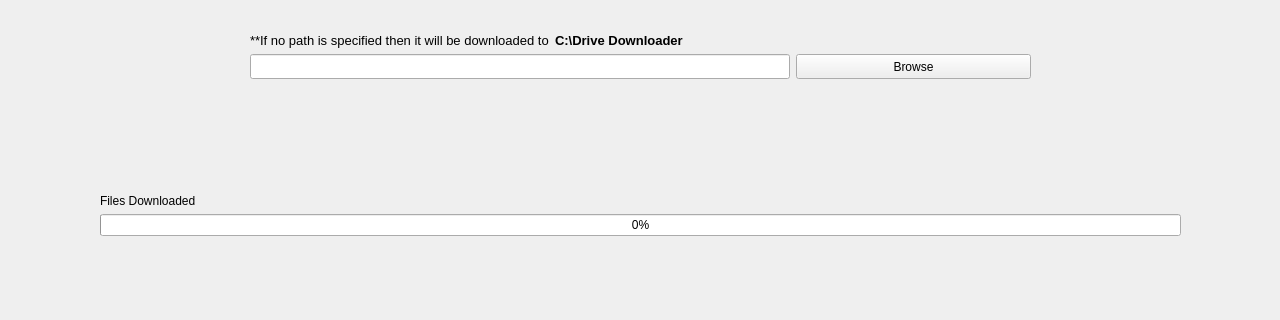
First picture: the form in GUI.ui, repository DanAndresSanchez/Google-Drive-Downloader, before the edit; both pictures show x 0 to 1280 and y 229 to 549 of the 1280 by 720 pixel window.
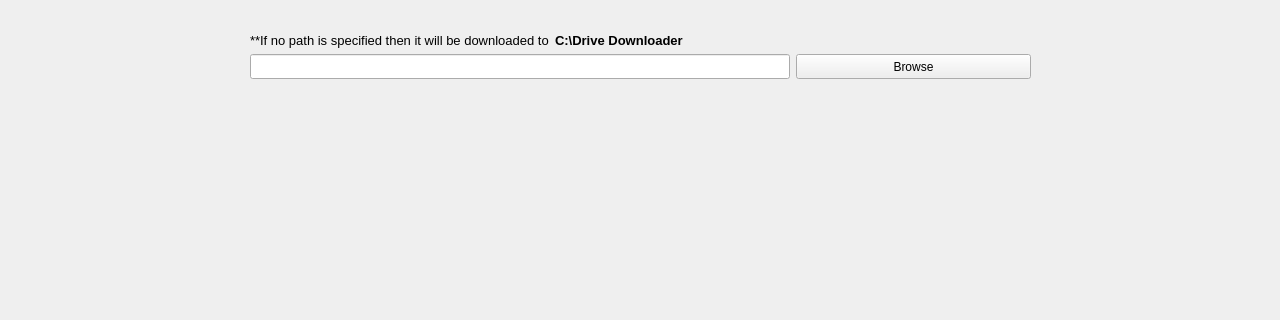
Second picture: the form after the edit.

What changed in the file:
```diff
--- a/GUI.ui
+++ b/GUI.ui
@@ -213,27 +213,20 @@
         <property name="enabled">
          <bool>true</bool>
         </property>
+        <property name="sizePolicy">
+         <sizepolicy hsizetype="Maximum" vsizetype="Preferred">
+          <horstretch>0</horstretch>
+          <verstretch>0</verstretch>
+         </sizepolicy>
+        </property>
         <property name="text">
-         <string>Files Downloaded</string>
+         <string/>
         </property>
         <property name="alignment">
          <set>Qt::AlignBottom|Qt::AlignLeading|Qt::AlignLeft</set>
         </property>
        </widget>
       </item>
-      <item row="1" column="1">
-       <widget class="QProgressBar" name="progressBar">
-        <property name="enabled">
-         <bool>true</bool>
-        </property>
-        <property name="value">
-         <number>0</number>
-        </property>
-        <property name="textVisible">
-         <bool>true</bool>
-        </property>
-       </widget>
-      </item>
       <item row="0" column="0">
        <spacer name="horizontalSpacer">
         <property name="orientation">
```
Left out of the diff: 172 changed lines with no effect on the pictures.
